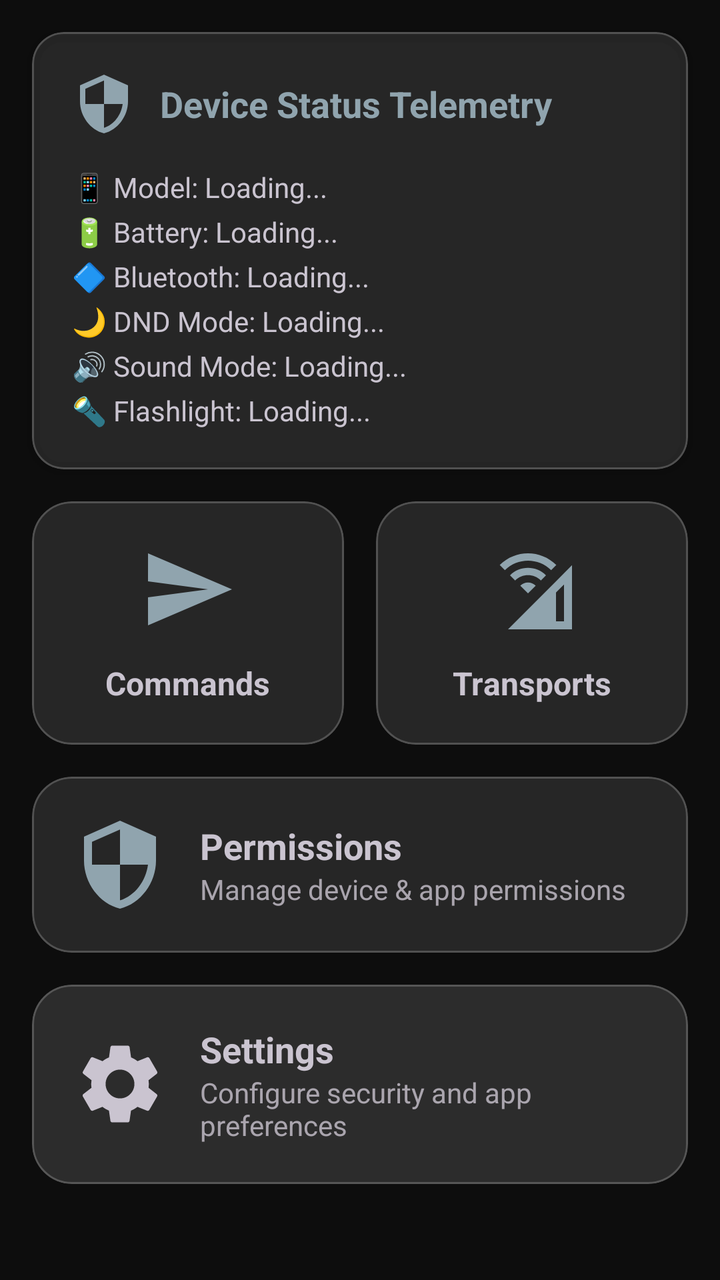
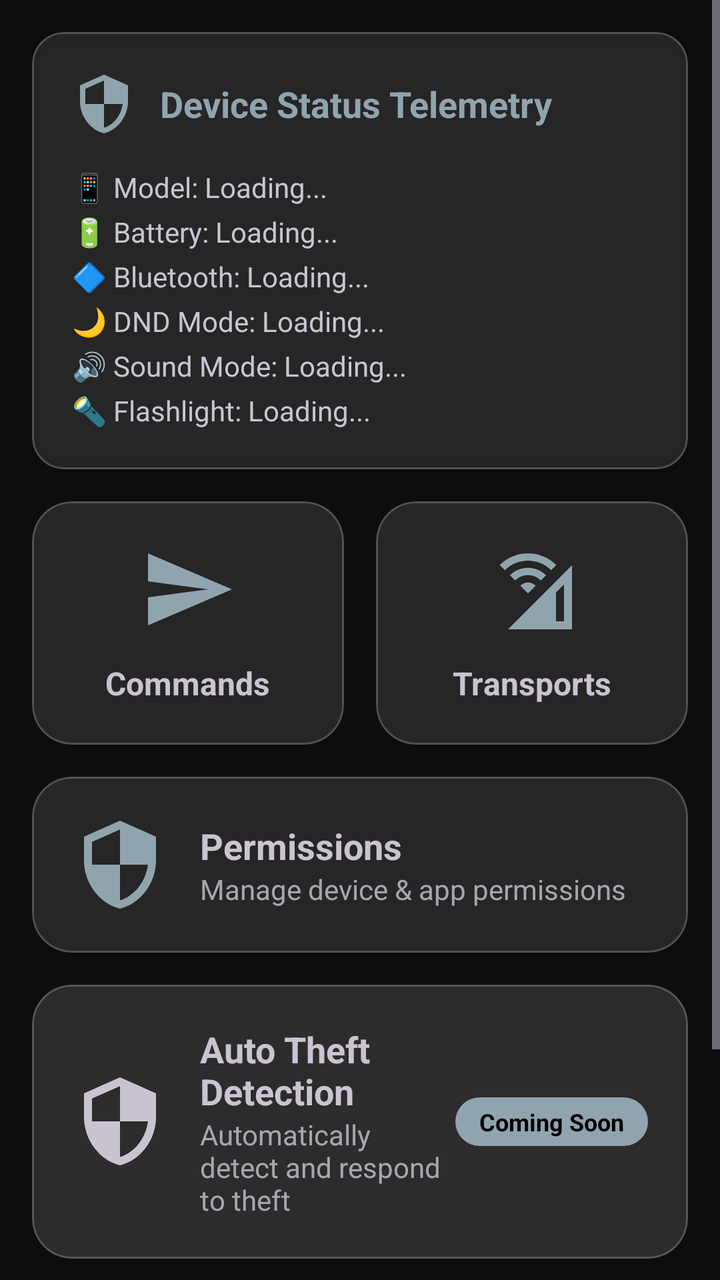

Screens rendered from an Android XML layout before and after an edit, with the pre-edit source and the edit as a unified diff.
<!-- AndroidManifest.xml: application theme Theme.Veto -->
<!-- res/layout/fragment_main_page.xml -->
<?xml version="1.0" encoding="utf-8"?>
<ScrollView xmlns:android="http://schemas.android.com/apk/res/android"
    xmlns:app="http://schemas.android.com/apk/res-auto"
    android:layout_width="match_parent"
    android:layout_height="match_parent"
    android:clipToPadding="false"
    android:paddingBottom="16dp">

    <GridLayout
        android:layout_width="match_parent"
        android:layout_height="wrap_content"
        android:columnCount="2"
        android:padding="8dp"
        android:useDefaultMargins="true">

        
        <com.google.android.material.card.MaterialCardView
            android:id="@+id/card_device_info"
            android:layout_width="match_parent"
            android:layout_height="wrap_content"
            android:layout_columnSpan="2"
            android:layout_margin="8dp"
            app:cardElevation="3dp"
            app:cardCornerRadius="16dp">

            <LinearLayout
                android:layout_width="match_parent"
                android:layout_height="wrap_content"
                android:orientation="vertical"
                android:padding="20dp">

                <LinearLayout
                    android:layout_width="match_parent"
                    android:layout_height="wrap_content"
                    android:orientation="horizontal"
                    android:gravity="center_vertical"
                    android:layout_marginBottom="16dp">

                    <ImageView
                        android:layout_width="32dp"
                        android:layout_height="32dp"
                        android:src="@drawable/ic_security"
                        app:tint="?attr/colorPrimary" />

                    <TextView
                        android:layout_width="wrap_content"
                        android:layout_height="wrap_content"
                        android:layout_marginStart="12dp"
                        android:text="Device Status Telemetry"
                        android:textColor="?attr/colorPrimary"
                        android:textSize="18sp"
                        android:textStyle="bold" />
                </LinearLayout>

                <TextView
                    android:id="@+id/tvDeviceDetails"
                    android:layout_width="match_parent"
                    android:layout_height="wrap_content"
                    android:text="📱 Model: Loading...\n🔋 Battery: Loading...\n🔷 Bluetooth: Loading...\n🌙 DND Mode: Loading...\n🔊 Sound Mode: Loading...\n🔦 Flashlight: Loading..."
                    android:textColor="?attr/colorOnSurfaceVariant"
                    android:textSize="14sp"
                    android:lineSpacingExtra="6dp" />
            </LinearLayout>
        </com.google.android.material.card.MaterialCardView>

        
        <com.google.android.material.card.MaterialCardView
            android:id="@+id/card_commands"
            android:layout_width="0dp"
            android:layout_height="wrap_content"
            android:layout_columnWeight="1"
            android:layout_margin="8dp">

            <LinearLayout
                android:layout_width="match_parent"
                android:layout_height="wrap_content"
                android:orientation="vertical"
                android:padding="20dp"
                android:gravity="center">

                <ImageView
                    android:layout_width="48dp"
                    android:layout_height="48dp"
                    android:src="@drawable/ic_send"
                    app:tint="?attr/colorPrimary" />

                <TextView
                    android:layout_width="wrap_content"
                    android:layout_height="wrap_content"
                    android:layout_marginTop="12dp"
                    android:text="Commands"
                    android:textSize="16sp"
                    android:textStyle="bold" />
            </LinearLayout>
        </com.google.android.material.card.MaterialCardView>

        
        <com.google.android.material.card.MaterialCardView
            android:id="@+id/card_transport_channels"
            android:layout_width="0dp"
            android:layout_height="wrap_content"
            android:layout_columnWeight="1"
            android:layout_margin="8dp">

            <LinearLayout
                android:layout_width="match_parent"
                android:layout_height="wrap_content"
                android:orientation="vertical"
                android:padding="20dp"
                android:gravity="center">

                <ImageView
                    android:layout_width="48dp"
                    android:layout_height="48dp"
                    android:src="@drawable/ic_cell_wifi"
                    app:tint="?attr/colorPrimary" />

                <TextView
                    android:layout_width="wrap_content"
                    android:layout_height="wrap_content"
                    android:layout_marginTop="12dp"
                    android:text="Transports"
                    android:textSize="16sp"
                    android:textStyle="bold" />
            </LinearLayout>
        </com.google.android.material.card.MaterialCardView>

        
        <com.google.android.material.card.MaterialCardView
            android:id="@+id/card_permission_manager"
            android:layout_width="match_parent"
            android:layout_height="wrap_content"
            android:layout_columnSpan="2"
            android:layout_margin="8dp">

            <LinearLayout
                android:layout_width="match_parent"
                android:layout_height="wrap_content"
                android:orientation="horizontal"
                android:padding="20dp"
                android:gravity="center_vertical">

                <ImageView
                    android:layout_width="48dp"
                    android:layout_height="48dp"
                    android:src="@drawable/ic_security"
                    app:tint="?attr/colorPrimary" />

                <LinearLayout
                    android:layout_width="match_parent"
                    android:layout_height="wrap_content"
                    android:orientation="vertical"
                    android:layout_marginStart="16dp">
                    <TextView
                        android:layout_width="wrap_content"
                        android:layout_height="wrap_content"
                        android:text="Permissions"
                        android:textSize="18sp"
                        android:textStyle="bold" />
                    <TextView
                        android:layout_width="wrap_content"
                        android:layout_height="wrap_content"
                        android:text="Manage device &amp; app permissions"
                        android:textColor="?attr/colorOnSurfaceVariant"
                        android:alpha="0.8"
                        android:textSize="14sp" />
                </LinearLayout>
            </LinearLayout>
        </com.google.android.material.card.MaterialCardView>

        
        <com.google.android.material.card.MaterialCardView
            android:id="@+id/card_settings"
            android:layout_width="match_parent"
            android:layout_height="wrap_content"
            android:layout_columnSpan="2"
            android:layout_margin="8dp"
            app:cardBackgroundColor="?attr/colorSurfaceVariant">

            <LinearLayout
                android:layout_width="match_parent"
                android:layout_height="wrap_content"
                android:orientation="horizontal"
                android:padding="20dp"
                android:gravity="center_vertical">

                <ImageView
                    android:layout_width="48dp"
                    android:layout_height="48dp"
                    android:src="@drawable/ic_settings"
                    app:tint="?attr/colorOnSurfaceVariant" />

                <LinearLayout
                    android:layout_width="match_parent"
                    android:layout_height="wrap_content"
                    android:orientation="vertical"
                    android:layout_marginStart="16dp">
                    <TextView
                        android:layout_width="wrap_content"
                        android:layout_height="wrap_content"
                        android:text="Settings"
                        android:textSize="18sp"
                        android:textColor="?attr/colorOnSurfaceVariant"
                        android:textStyle="bold" />
                    <TextView
                        android:layout_width="wrap_content"
                        android:layout_height="wrap_content"
                        android:text="Configure security and app preferences"
                        android:textColor="?attr/colorOnSurfaceVariant"
                        android:alpha="0.8"
                        android:textSize="14sp" />
                </LinearLayout>
            </LinearLayout>
        </com.google.android.material.card.MaterialCardView>

    </GridLayout>
</ScrollView>
<!-- resources referenced by this layout -->
<resources>
  <!-- drawable ic_security (drawable) -->
  <vector android:height="24dp" android:tint="#000000"
      android:viewportHeight="24" android:viewportWidth="24"
      android:width="24dp" xmlns:android="http://schemas.android.com/apk/res/android">
      <path android:fillColor="@android:color/white" android:pathData="M12,1L3,5v6c0,5.55 3.84,10.74 9,12 5.16,-1.26 9,-6.45 9,-12L21,5l-9,-4zM12,11.99h7c-0.53,4.12 -3.28,7.79 -7,8.94L12,12L5,12L5,6.3l7,-3.11v8.8z"/>
  </vector>
  <!-- drawable ic_send (drawable) -->
  <vector xmlns:android="http://schemas.android.com/apk/res/android" android:autoMirrored="true" android:height="24dp" android:tint="#000000" android:viewportHeight="24" android:viewportWidth="24" android:width="24dp">
  
      <path android:fillColor="@android:color/white" android:pathData="M2.01,21L23,12 2.01,3 2,10l15,2 -15,2z"/>
  
  </vector>
  <style name="Theme.Veto" parent="AppTheme" />
  <color name="colorIcon">#CFD8DC</color>
  <!-- drawable bg (drawable) -->
  <?xml version="1.0" encoding="utf-8"?>
  <layer-list xmlns:android="http://schemas.android.com/apk/res/android">
      <item>
          <bitmap 
              android:src="@drawable/bg_image" 
              android:gravity="fill" 
              android:filter="true" />
      </item>
      <item>
          <shape>
              <solid android:color="#A0000000" />
          </shape>
      </item>
  </layer-list>
  <color name="md_theme_primary">#90A4AE</color>
  <color name="md_theme_onPrimary">#000000</color>
  <color name="md_theme_primaryContainer">#37474F</color>
  <color name="md_theme_onPrimaryContainer">#CFD8DC</color>
  <color name="md_theme_secondary">#B0BEC5</color>
  <color name="md_theme_onSecondary">#000000</color>
  <color name="md_theme_secondaryContainer">#455A64</color>
  <color name="md_theme_onSecondaryContainer">#ECEFF1</color>
  <color name="md_theme_tertiary">#78909C</color>
  <color name="md_theme_onTertiary">#000000</color>
  <color name="md_theme_tertiaryContainer">#263238</color>
  <color name="md_theme_onTertiaryContainer">#CFD8DC</color>
  <color name="md_theme_error">#FFB4AB</color>
  <color name="md_theme_onError">#690005</color>
  <color name="md_theme_errorContainer">#93000A</color>
  <color name="md_theme_onErrorContainer">#FFDAD6</color>
  <color name="md_theme_background">#121212</color>
  <color name="md_theme_onBackground">#E6E1E5</color>
  <color name="md_theme_surface">#1A1A1A</color>
  <color name="md_theme_onSurface">#E6E1E5</color>
  <color name="md_theme_surfaceVariant">#2C2C2C</color>
  <color name="md_theme_onSurfaceVariant">#CAC4D0</color>
  <color name="md_theme_outline">#808080</color>
  <color name="md_theme_outlineVariant">#494949</color>
  <color name="md_theme_inverseSurface">#E6E1E5</color>
  <color name="md_theme_inverseOnSurface">#313033</color>
  <color name="md_theme_inversePrimary">#37474F</color>
  <style name="Widget.LCLD.GlassCard" parent="Widget.Material3.CardView.Elevated">
          <item name="cardBackgroundColor">@color/glass_white</item>
          <item name="cardElevation">0dp</item>
          <item name="shapeAppearanceOverlay">@style/ShapeAppearance.LCLD.GlassCard</item>
          <item name="strokeColor">@color/glass_stroke</item>
          <item name="strokeWidth">1dp</item>
      </style>
  <color name="glass_white">#1AFFFFFF</color>
  <style name="ShapeAppearance.LCLD.GlassCard" parent="ShapeAppearance.Material3.MediumComponent">
          <item name="cornerSize">20dp</item>
      </style>
  <color name="glass_stroke">#33FFFFFF</color>
  <!-- unchanged entries left out for length: 4 -->
</resources>

<!-- the commit's change to res/layout/fragment_main_page.xml (unified diff, before → after) -->
@@ -170,7 +170,7 @@
 
         
         <com.google.android.material.card.MaterialCardView
-            android:id="@+id/card_settings"
+            android:id="@+id/card_auto_theft"
             android:layout_width="match_parent"
             android:layout_height="wrap_content"
             android:layout_columnSpan="2"
@@ -187,6 +187,64 @@
                 <ImageView
                     android:layout_width="48dp"
                     android:layout_height="48dp"
+                    android:src="@drawable/ic_security"
+                    app:tint="?attr/colorOnSurfaceVariant" />
+
+                <LinearLayout
+                    android:layout_width="0dp"
+                    android:layout_weight="1"
+                    android:layout_height="wrap_content"
+                    android:orientation="vertical"
+                    android:layout_marginStart="16dp">
+                    <TextView
+                        android:layout_width="wrap_content"
+                        android:layout_height="wrap_content"
+                        android:text="Auto Theft Detection"
+                        android:textSize="18sp"
+                        android:textColor="?attr/colorOnSurfaceVariant"
+                        android:textStyle="bold" />
+                    <TextView
+                        android:layout_width="wrap_content"
+                        android:layout_height="wrap_content"
+                        android:text="Automatically detect and respond to theft"
+                        android:textColor="?attr/colorOnSurfaceVariant"
+                        android:alpha="0.8"
+                        android:textSize="14sp" />
+                </LinearLayout>
+
+                <TextView
+                    android:layout_width="wrap_content"
+                    android:layout_height="wrap_content"
+                    android:background="@drawable/bg_rounded_primary"
+                    android:backgroundTint="?attr/colorPrimary"
+                    android:paddingHorizontal="12dp"
+                    android:paddingVertical="4dp"
+                    android:text="Coming Soon"
+                    android:textColor="?attr/colorOnPrimary"
+                    android:textSize="12sp"
+                    android:textStyle="bold" />
+            </LinearLayout>
+        </com.google.android.material.card.MaterialCardView>
+
+        
+        <com.google.android.material.card.MaterialCardView
+            android:id="@+id/card_settings"
+            android:layout_width="match_parent"
+            android:layout_height="wrap_content"
+            android:layout_columnSpan="2"
+            android:layout_margin="8dp"
+            app:cardBackgroundColor="?attr/colorSurfaceVariant">
+
+            <LinearLayout
+                android:layout_width="match_parent"
+                android:layout_height="wrap_content"
+                android:orientation="horizontal"
+                android:padding="20dp"
+                android:gravity="center_vertical">
+
+                <ImageView
+                    android:layout_width="48dp"
+                    android:layout_height="48dp"
                     android:src="@drawable/ic_settings"
                     app:tint="?attr/colorOnSurfaceVariant" />
 
<!-- resource entries referenced after the edit -->
@@ -1,5 +1,12 @@
 <!-- resources referenced by this layout -->
 <resources>
+  <!-- drawable bg_rounded_primary (drawable) -->
+  <?xml version="1.0" encoding="utf-8"?>
+  <shape xmlns:android="http://schemas.android.com/apk/res/android"
+      android:shape="rectangle">
+      <solid android:color="?attr/colorPrimary" />
+      <corners android:radius="16dp" />
+  </shape>
   <!-- drawable ic_security (drawable) -->
   <vector android:height="24dp" android:tint="#000000"
       android:viewportHeight="24" android:viewportWidth="24"
